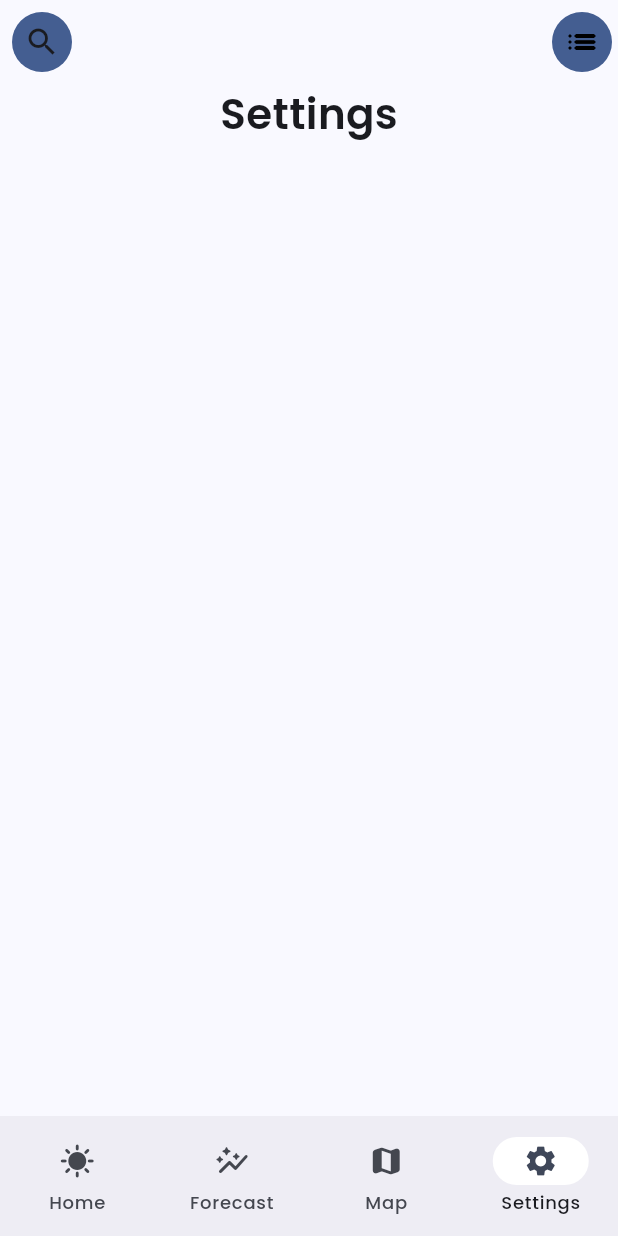
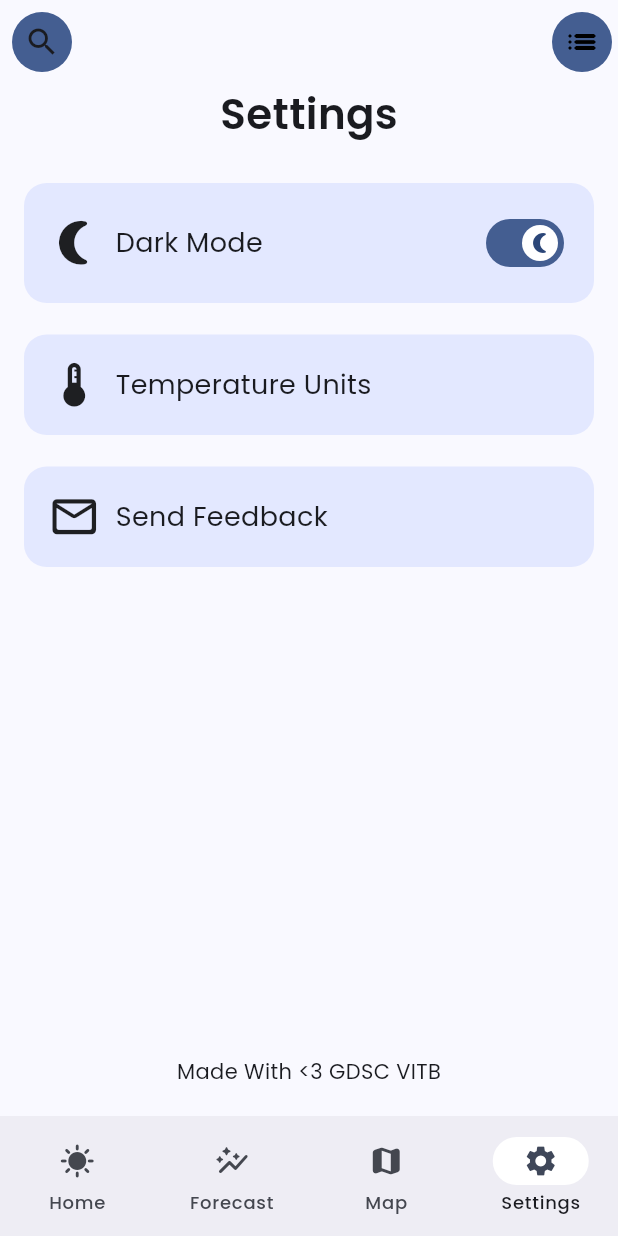
Before and after one commit to GDGCVITBHOPAL/Weathered, a Flutter app: the screen it shows after launch, item 4 of the bottom bar chosen, on a phone screen of 412 x 824 dp. Run offline on Flutter 3.47's test engine with Material 3 defaults, Android fonts, the phone set to English and light mode, and no system bars; drawn by our look-alikes of dynamic_color; our stand-ins replace flutter_riverpod, gap.

Commit message:
add settings

```diff
--- a/lib/features/settings/settings_screen.dart
+++ b/lib/features/settings/settings_screen.dart
@@ -1,5 +1,9 @@
+// ignore_for_file: prefer_const_constructors, prefer_const_literals_to_create_immutables
+
 import 'package:flutter/material.dart';
+import 'package:gap/gap.dart';
 import 'package:weathered/constants/style.dart';
+import 'package:weathered/features/settings/switch.dart';
 
 class SettingsScreen extends StatelessWidget {
   const SettingsScreen({super.key});
@@ -15,6 +19,76 @@ class SettingsScreen extends StatelessWidget {
             style: AppStyle.textTheme.titleLarge,
           ),
         ),
+        Gap(10),
+
+        //For Dark Mode
+        // The Slider is left
+        Container(
+          margin: EdgeInsets.fromLTRB(16, 16, 16, 5),
+          decoration: BoxDecoration(
+              color: Color(0x3897ABFF),
+              borderRadius: BorderRadius.circular(15.0)),
+          padding: EdgeInsets.all(16.0),
+          child: Row(
+            children: [
+              Icon(Icons.nightlight_round, size: 35.0),
+              Gap(10.0),
+              Text("Dark Mode", style: AppStyle.textTheme.labelMedium),
+
+              // this is done to keep the Switch Widget to left
+              Expanded(
+                child: Row(
+                  mainAxisAlignment: MainAxisAlignment.end,
+                  children: [
+                    SwitchMode(),
+                  ],
+                ),
+              )
+            ],
+          ),
+        ),
+
+        //Temperature Unit
+        //The change method is left to be implemented
+        Container(
+          margin: EdgeInsets.fromLTRB(16, 16, 16, 5),
+          decoration: BoxDecoration(
+              color: Color(0x3897ABFF),
+              borderRadius: BorderRadius.circular(15.0)),
+          padding: EdgeInsets.all(16.0),
+          child: Row(
+            children: [
+              Icon(Icons.thermostat_outlined, size: 35.0),
+              Gap(10.0),
+              Text("Temperature Units", style: AppStyle.textTheme.labelMedium)
+            ],
+          ),
+        ),
+
+        //Send Feedback
+        Container(
+          margin: EdgeInsets.fromLTRB(16, 16, 16, 5),
+          decoration: BoxDecoration(
+              color: Color(0x3897ABFF),
+              borderRadius: BorderRadius.circular(15.0)),
+          padding: EdgeInsets.all(16.0),
+          child: Row(
+            children: [
+              Icon(Icons.mail_outline_rounded, size: 35.0),
+              Gap(10.0),
+              Text("Send Feedback", style: AppStyle.textTheme.labelMedium)
+            ],
+          ),
+        ),
+
+        // Made with Love
+        Expanded(
+          child: Column(
+            mainAxisAlignment: MainAxisAlignment.end,
+            crossAxisAlignment: CrossAxisAlignment.center,
+            children: [Text("Made With <3 GDSC VITB"), Gap(20.0)],
+          ),
+        )
       ],
     ));
   }
--- /dev/null
+++ b/lib/features/settings/switch.dart
@@ -0,0 +1,41 @@
+import 'package:flutter/material.dart';
+
+class SwitchMode extends StatefulWidget {
+  const SwitchMode({super.key});
+
+  @override
+  State<SwitchMode> createState() => _SwitchMode();
+}
+
+class _SwitchMode extends State<SwitchMode> {
+  bool light0 = true;
+  bool light1 = true;
+
+  final MaterialStateProperty<Icon?> thumbIcon =
+      MaterialStateProperty.resolveWith<Icon?>(
+    (Set<MaterialState> states) {
+      if (states.contains(MaterialState.selected)) {
+        return const Icon(Icons.nightlight_round);
+      }
+      return const Icon(Icons.sunny);
+    },
+  );
+
+  @override
+  Widget build(BuildContext context) {
+    return Column(
+      mainAxisAlignment: MainAxisAlignment.center,
+      children: <Widget>[
+        Switch(
+          thumbIcon: thumbIcon,
+          value: light1,
+          onChanged: (bool value) {
+            setState(() {
+              light1 = value;
+            });
+          },
+        ),
+      ],
+    );
+  }
+}
--- a/pubspec.yaml
+++ b/pubspec.yaml
@@ -12,7 +12,7 @@ dependencies:
     sdk: flutter
   flutter_riverpod: ^2.4.10
   gap: ^3.0.1
-  material_color_utilities: ^0.8.0
+  material_color_utilities: ^0.5.0
 
 dev_dependencies:
   flutter_test:
```
Also changed, not shown: pubspec.lock.
